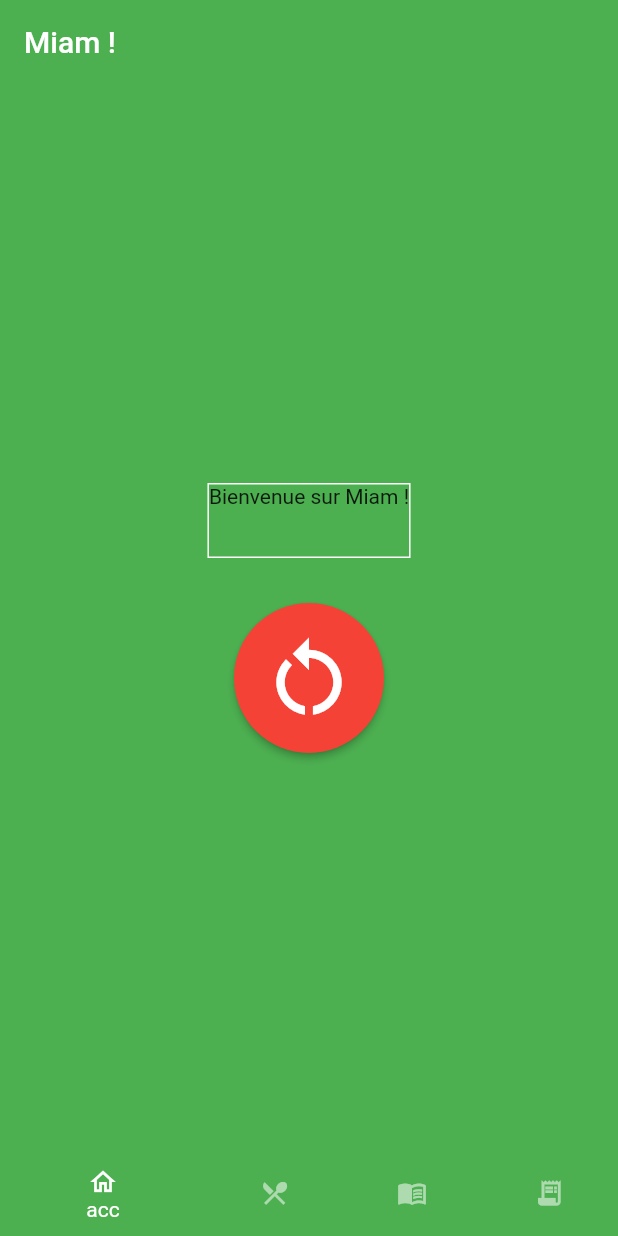
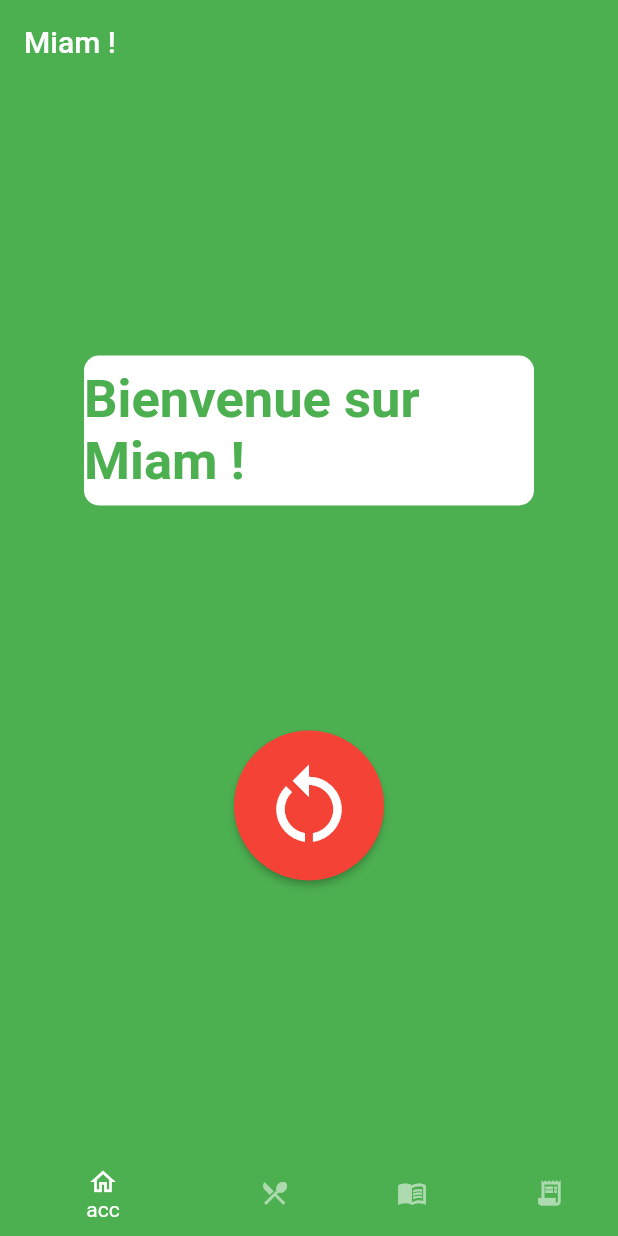
Before and after one commit to LSandrine/Miam, a Flutter app: the screen it shows after launch, on a phone screen of 412 x 824 dp. Run offline on Flutter 3.47's test engine with Material 2 defaults, Android fonts, the phone set to English and light mode, and no system bars; our stand-ins replace sqflite; accounts and stored records are empty.

Commit message:
DEV - Liste de course réparé

```diff
--- a/lib/Menu/acceuil.dart
+++ b/lib/Menu/acceuil.dart
@@ -35,14 +35,13 @@ class _accueilPageState extends State<accueilPage> {
       mainAxisSize: MainAxisSize.min,
       children: [
       Container(
-        height: 50.0,
+        height: 100,
+        width: 300,
         decoration: BoxDecoration(
           shape: BoxShape.rectangle,
-          border: Border.all(
-            color: Colors.white,
-            width: 1.0,),),
-        child: const Text("Bienvenue sur Miam !"),
-      ),const SizedBox(height: 30),
+          color:Colors.white ,borderRadius: BorderRadius.circular(10.0)),
+        child: const Center(child: Text("Bienvenue sur Miam !",style:TextStyle(fontSize: 35,fontWeight: FontWeight.bold,color: Colors.green), ),),
+      ),const SizedBox(height: 150),
       SizedBox(height: 100,width: 100 ,
         child: ElevatedButton(style: ElevatedButton.styleFrom(backgroundColor: Colors.red, shape: RoundedRectangleBorder( borderRadius: BorderRadius.circular(50.0),)),
           onPressed: () => createMenu(), child: const Icon(Icons.restart_alt,color: Colors.white,size: 65,)),)
--- a/lib/Menu/data/database_helper.dart
+++ b/lib/Menu/data/database_helper.dart
@@ -226,7 +226,7 @@ class DatabaseHelper {
     return List.generate(res.length, (i) {
       return Ingredient(
           id: res[i]['idRecette'],
-          elementIg: (getElementIg(res[i]['idElement']) as ElementIg),
+          elementIg: ElementIg(id:res[i]['idElement'],nom: '') ,
           quantite: res[i]['quantite']);
     });
   }
--- a/lib/Menu/menu.dart
+++ b/lib/Menu/menu.dart
@@ -62,7 +62,8 @@ class _MenuPageState extends State<MenuPage> {
       return newRecette(elements: _elements,);
     }
     if(index == 3) {
-      return listIngredient(menus: _menus);
+      //return listRecette(recettes: _recettes);
+      return listIngredient(menu: _menus.last);
     }
     return Text('error' + index.toString());
   }
--- a/lib/Menu/models/menu.dart
+++ b/lib/Menu/models/menu.dart
@@ -39,13 +39,17 @@ class Menu {
 
   Future<Map<String,double>> getListIngredients() async{
     List<int> allIdRecette = (List.generate(recettes.length,(i) {return recettes[i].id;}));
+    //print(allIdRecette);
     Map<String,double> lIgQtt = {};
     for(var idR in allIdRecette){
       List<Ingredient> tmp = await DatabaseHelper.getIngredientsByRecette(idR);
       for(Ingredient ig in tmp){
-        lIgQtt[ig.elementIg.nom] = ig.quantite;
+        var el = await DatabaseHelper.getElementIg(ig.elementIg.id);
+        //print(el);
+        lIgQtt[el.nom] = ig.quantite;
       }
     }
+    //print('ici '+lIgQtt.length.toString());
     return lIgQtt;
   }
 
--- a/lib/Menu/widgets/NewRecette.dart
+++ b/lib/Menu/widgets/NewRecette.dart
@@ -168,7 +168,7 @@ class _newRecetteState extends State<newRecette> {
           SizedBox(
             height: 20,
             child: Text(
-                '${recette != null ? 'Modifier ' : 'Ajouter '}une Recette ${elements.length}'),
+                '${recette != null ? 'Modifier ' : 'Ajouter '}une Recette'),
           ),
           Form(
             key: formKey,
```
Also changed, not shown: lib/Menu/widgets/listIngredients.dart (+33 -16 lines).
